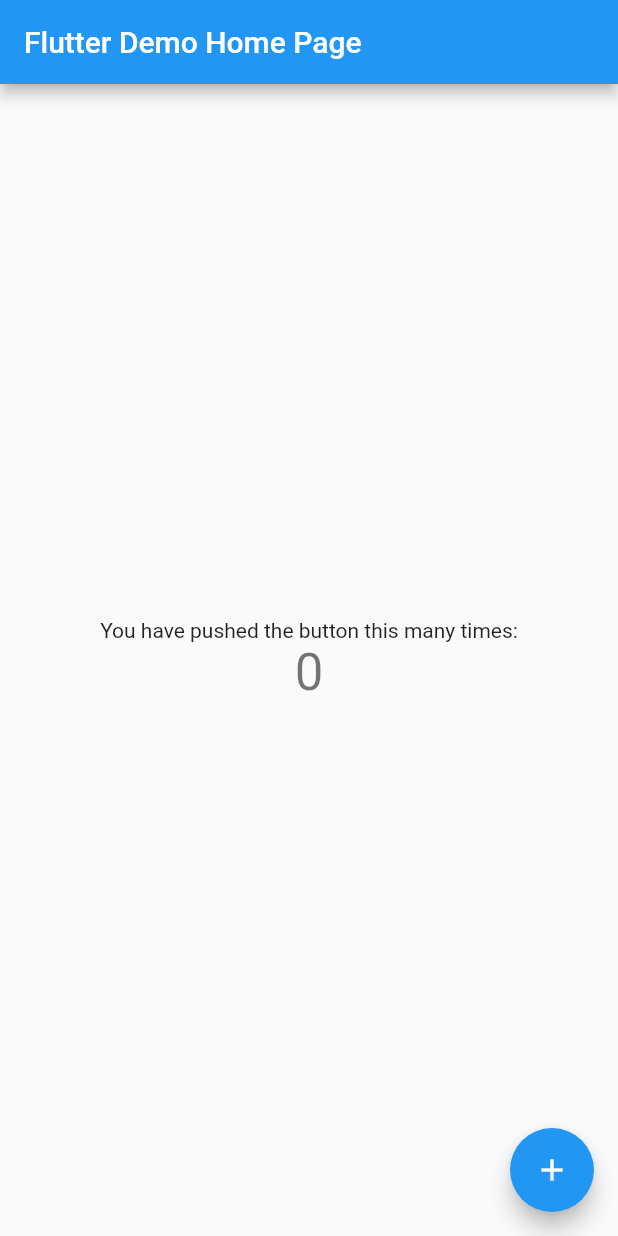
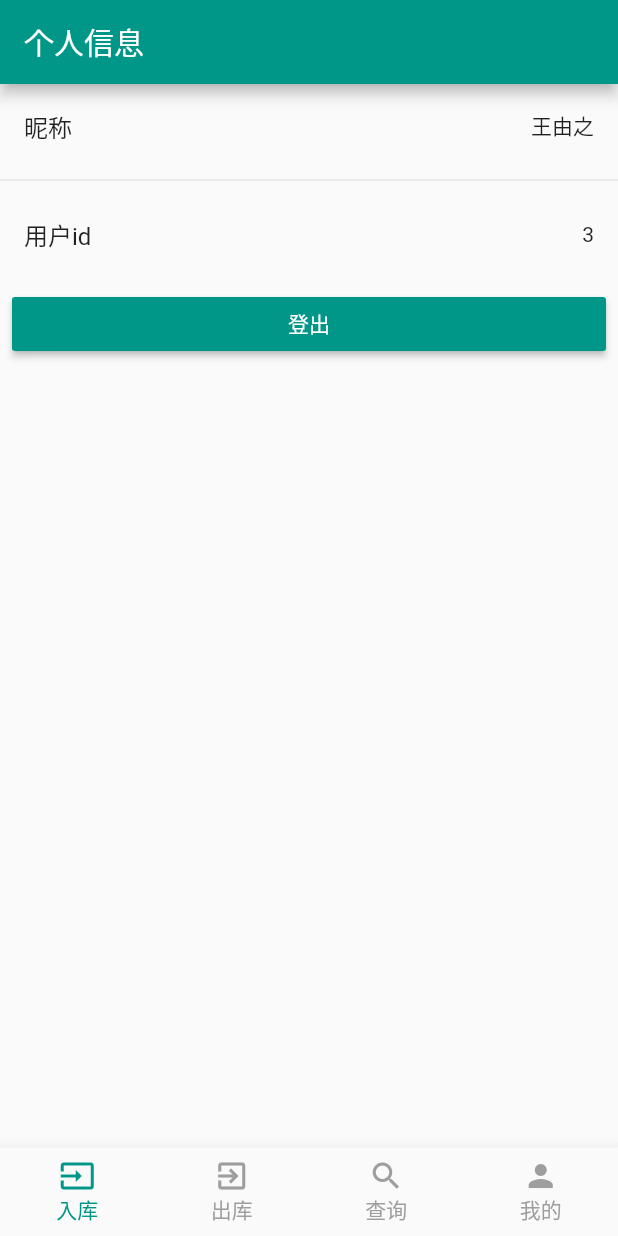
Before and after one commit to wallace921029/capsule_events_erp_mobile, a Flutter app: the screen it shows after launch, on a phone screen of 412 x 824 dp. Run offline on Flutter 3.47's test engine with Material 2 defaults, Android fonts, the phone set to English and light mode, and no system bars; our stand-ins replace dio, shared_preferences.

```diff
--- a/lib/main.dart
+++ b/lib/main.dart
@@ -1,111 +1,23 @@
+import 'package:capsule_events_erp_mobile/views/login.dart';
+import 'package:capsule_events_erp_mobile/views/view.dart';
 import 'package:flutter/material.dart';
 
 void main() => runApp(MyApp());
 
 class MyApp extends StatelessWidget {
-  // This widget is the root of your application.
   @override
   Widget build(BuildContext context) {
     return MaterialApp(
-      title: 'Flutter Demo',
+      title: 'Capsule Events ERP',
       theme: ThemeData(
-        // This is the theme of your application.
-        //
-        // Try running your application with "flutter run". You'll see the
-        // application has a blue toolbar. Then, without quitting the app, try
-        // changing the primarySwatch below to Colors.green and then invoke
-        // "hot reload" (press "r" in the console where you ran "flutter run",
-        // or simply save your changes to "hot reload" in a Flutter IDE).
-        // Notice that the counter didn't reset back to zero; the application
-        // is not restarted.
-        primarySwatch: Colors.blue,
+        primaryColor: Colors.teal,
+        primarySwatch: Colors.teal
       ),
-      home: MyHomePage(title: 'Flutter Demo Home Page'),
+      home: new View(),
+      routes: <String, WidgetBuilder>{
+        'login': (context) => new Login(),
+        'view': (context) => new View()
+      },
     );
   }
 }
-
-class MyHomePage extends StatefulWidget {
-  MyHomePage({Key key, this.title}) : super(key: key);
-
-  // This widget is the home page of your application. It is stateful, meaning
-  // that it has a State object (defined below) that contains fields that affect
-  // how it looks.
-
-  // This class is the configuration for the state. It holds the values (in this
-  // case the title) provided by the parent (in this case the App widget) and
-  // used by the build method of the State. Fields in a Widget subclass are
-  // always marked "final".
-
-  final String title;
-
-  @override
-  _MyHomePageState createState() => _MyHomePageState();
-}
-
-class _MyHomePageState extends State<MyHomePage> {
-  int _counter = 0;
-
-  void _incrementCounter() {
-    setState(() {
-      // This call to setState tells the Flutter framework that something has
-      // changed in this State, which causes it to rerun the build method below
-      // so that the display can reflect the updated values. If we changed
-      // _counter without calling setState(), then the build method would not be
-      // called again, and so nothing would appear to happen.
-      _counter++;
-    });
-  }
-
-  @override
-  Widget build(BuildContext context) {
-    // This method is rerun every time setState is called, for instance as done
-    // by the _incrementCounter method above.
-    //
-    // The Flutter framework has been optimized to make rerunning build methods
-    // fast, so that you can just rebuild anything that needs updating rather
-    // than having to individually change instances of widgets.
-    return Scaffold(
-      appBar: AppBar(
-        // Here we take the value from the MyHomePage object that was created by
-        // the App.build method, and use it to set our appbar title.
-        title: Text(widget.title),
-      ),
-      body: Center(
-        // Center is a layout widget. It takes a single child and positions it
-        // in the middle of the parent.
-        child: Column(
-          // Column is also a layout widget. It takes a list of children and
-          // arranges them vertically. By default, it sizes itself to fit its
-          // children horizontally, and tries to be as tall as its parent.
-          //
-          // Invoke "debug painting" (press "p" in the console, choose the
-          // "Toggle Debug Paint" action from the Flutter Inspector in Android
-          // Studio, or the "Toggle Debug Paint" command in Visual Studio Code)
-          // to see the wireframe for each widget.
-          //
-          // Column has various properties to control how it sizes itself and
-          // how it positions its children. Here we use mainAxisAlignment to
-          // center the children vertically; the main axis here is the vertical
-          // axis because Columns are vertical (the cross axis would be
-          // horizontal).
-          mainAxisAlignment: MainAxisAlignment.center,
-          children: <Widget>[
-            Text(
-              'You have pushed the button this many times:',
-            ),
-            Text(
-              '$_counter',
-              style: Theme.of(context).textTheme.display1,
-            ),
-          ],
-        ),
-      ),
-      floatingActionButton: FloatingActionButton(
-        onPressed: _incrementCounter,
-        tooltip: 'Increment',
-        child: Icon(Icons.add),
-      ), // This trailing comma makes auto-formatting nicer for build methods.
-    );
-  }
-}
--- /dev/null
+++ b/lib/utils/my_dio.dart
@@ -0,0 +1,6 @@
+import 'package:dio/dio.dart';
+
+myDio() {
+  Dio dio = new Dio();
+  return dio;
+}
--- /dev/null
+++ b/lib/utils/my_shared.dart
@@ -0,0 +1,6 @@
+import 'package:shared_preferences/shared_preferences.dart';
+
+Future<SharedPreferences> getMyShared() async {
+  SharedPreferences sp = await SharedPreferences.getInstance();
+  return sp;
+}
--- /dev/null
+++ b/lib/views/person.dart
@@ -0,0 +1,44 @@
+import 'package:flutter/material.dart';
+
+class Person extends StatefulWidget {
+  Person({Key key}) : super(key: key);
+
+  @override
+  _PersonState createState() => _PersonState();
+}
+
+class _PersonState extends State<Person> {
+  @override
+  Widget build(BuildContext context) {
+    return new Scaffold(
+      appBar: new AppBar(
+        title: new Text("个人信息")
+      ),
+      body: new ListView(
+        children: <Widget>[
+          new ListTile(
+            title: new Text("昵称"),
+            trailing: new Text("王由之"),
+          ),
+          new Divider(),
+          new ListTile(
+            title: new Text("用户id"),
+            trailing: new Text("3"),
+          ),
+          new Container(
+            padding: new EdgeInsets.all(8.0),
+            child: new RaisedButton(
+              onPressed: () {
+                // 清空 share_preference 数据
+                // 跳转到 login
+              },
+              color: Colors.teal,
+              textColor: Colors.white,
+              child: new Text("登出")
+            )
+          )
+        ]
+      )
+    );
+  }
+}
--- /dev/null
+++ b/lib/views/view.dart
@@ -0,0 +1,48 @@
+import 'package:flutter/material.dart';
+
+import 'person.dart';
+
+class View extends StatefulWidget {
+  View({Key key}) : super(key: key);
+
+  @override
+  _ViewState createState() => _ViewState();
+}
+
+class _ViewState extends State<View> {
+  int _currentIndex = 0;
+  List<Widget> viewList = new List<Widget>();
+
+  @override
+  void initState() {
+    super.initState();
+    viewList.addAll([new Person(), new Person(), new Person(), new Person()]);
+  }
+
+  @override
+  Widget build(BuildContext context) {
+    return new Scaffold(
+      body: viewList[_currentIndex],
+      bottomNavigationBar: new BottomNavigationBar(
+        currentIndex: _currentIndex,
+        onTap: (index) {
+          setState(() {
+            _currentIndex = index;
+          });
+        },
+        selectedItemColor: Colors.teal,
+        unselectedItemColor: Colors.grey,
+        selectedFontSize: 14,
+        unselectedFontSize: 14,
+        showUnselectedLabels: true,
+        type: BottomNavigationBarType.fixed,
+        items: <BottomNavigationBarItem>[
+          new BottomNavigationBarItem(icon: new Icon(Icons.input), title: new Text("入库")),
+          new BottomNavigationBarItem(icon: new Icon(Icons.exit_to_app), title: new Text("出库")),
+          new BottomNavigationBarItem(icon: new Icon(Icons.search), title: new Text("查询")),
+          new BottomNavigationBarItem(icon: new Icon(Icons.person), title: new Text("我的")),
+        ]
+      ),
+    );
+  }
+}
--- a/pubspec.yaml
+++ b/pubspec.yaml
@@ -23,6 +23,8 @@ dependencies:
   # The following adds the Cupertino Icons font to your application.
   # Use with the CupertinoIcons class for iOS style icons.
   cupertino_icons: ^0.1.2
+  dio: 3.0.9
+  shared_preferences: 0.5.6+2
 
 dev_dependencies:
   flutter_test:
```
Also changed, not shown: lib/views/login.dart (added, +121 -0 lines), pubspec.lock, 6 other files.
